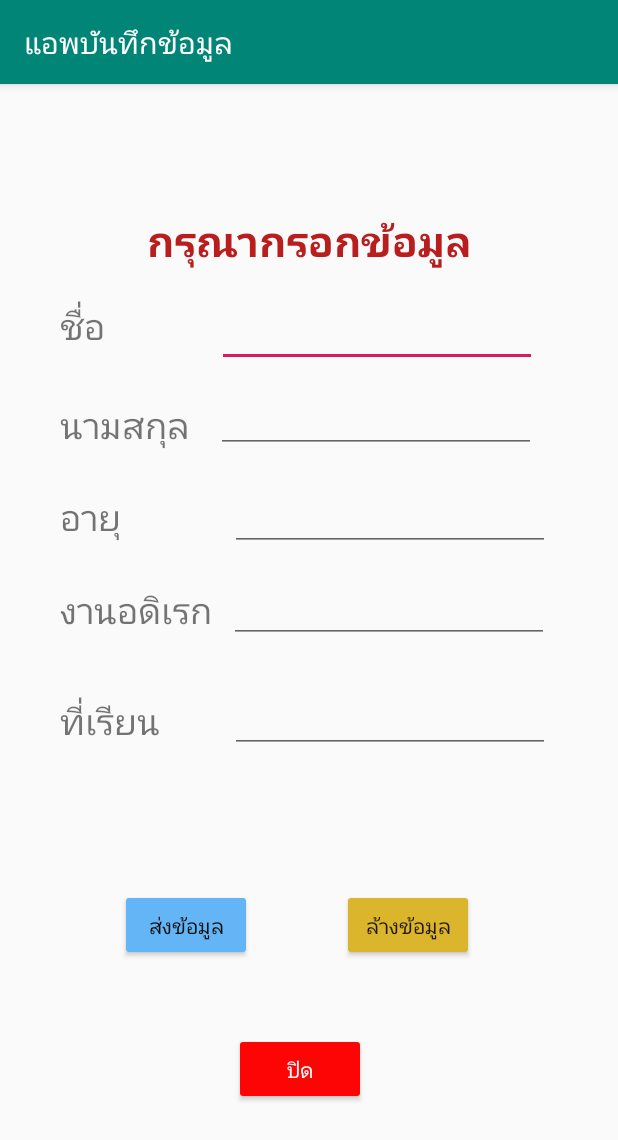
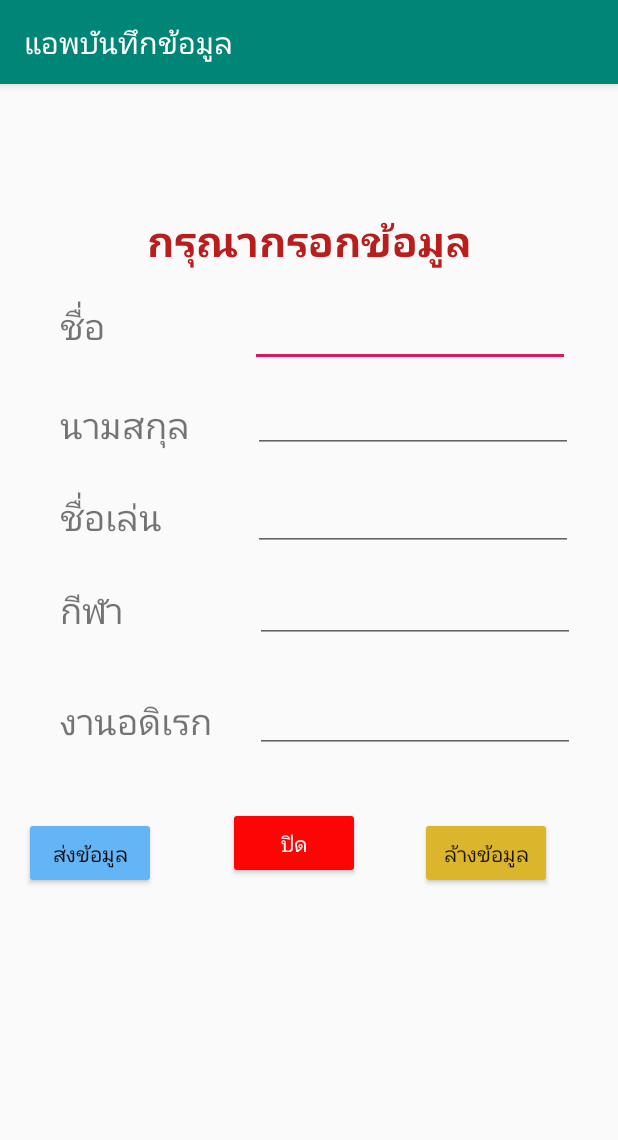
Before and after one commit to California1995/Sukitweek3, an Android app: the screen it shows after launch (MainActivity), after a tap on "ล้างข้อมูล", on a phone screen of 412 x 824 dp. Shown: the top 1140 px of the screen. Run offline under Robolectric (Android 15) with nearby library versions, the phone set to English and light mode, and no system bars.

Commit message:
patnareeWeek3

```diff
--- a/Chayuttapongweek3/app/src/main/java/com/example/chayuttapongweek3/MainActivity.kt
+++ b/Chayuttapongweek3/app/src/main/java/com/example/chayuttapongweek3/MainActivity.kt
@@ -9,9 +9,9 @@ class MainActivity : AppCompatActivity() {
 
     public final var TAG_FNAME = "FNAME"
     public final var TAG_LNAME = "LNAME"
-    public final var TAG_OLD = "OLD"
+    public final var TAG_NNAME = "NNAME"
+    public final var TAG_SP = "SP"
     public final var TAG_HB = "HB"
-    public final var TAG_ST = "ST"
 
     override fun onCreate(savedInstanceState: Bundle?) {
         super.onCreate(savedInstanceState)
@@ -23,20 +23,20 @@ class MainActivity : AppCompatActivity() {
             // ดึงค่าจากEdit Text
             var fname = et_fname.text.toString()
             var lname = et_lname.text.toString()
-            var old = et_old.text.toString()
+            var nname = et_nname.text.toString()
+            var sp = et_sp.text.toString()
             var hb = et_hb.text.toString()
-            var st = et_st.text.toString()
             // เรียกใช้ Method senderFun เพื่อ ฝากและ ส่งข้อมูล
-            senderFun(fname,lname,old,hb,st)
+            senderFun(fname,lname,nname,sp,hb)
 
         }
         btn_clear.setOnClickListener {
             //ล้างข้อมูล
             et_fname.setText("")
             et_lname.setText("")
-            et_old.setText("")
+            et_nname.setText("")
+            et_sp.setText("")
             et_hb.setText("")
-            et_st.setText("")
 
         }
         btn_close.setOnClickListener {
@@ -51,9 +51,9 @@ class MainActivity : AppCompatActivity() {
         //กำหนดข้อมูลและส่งข้อมูล (ชื่อของข้อมูล , ข้อมูล)
         goPageSecond.putExtra(TAG_FNAME,str1)
         goPageSecond.putExtra(TAG_LNAME,str2)
-        goPageSecond.putExtra(TAG_OLD,str3)
-        goPageSecond.putExtra(TAG_HB,str4)
-        goPageSecond.putExtra(TAG_ST,str5)
+        goPageSecond.putExtra(TAG_NNAME,str3)
+        goPageSecond.putExtra(TAG_SP,str4)
+        goPageSecond.putExtra(TAG_HB,str5)
         //เริ่มต้นเข้าสู่ Activity second
         startActivity(goPageSecond)
     }
--- a/Chayuttapongweek3/app/src/main/res/layout/activity_main.xml
+++ b/Chayuttapongweek3/app/src/main/res/layout/activity_main.xml
@@ -51,7 +51,7 @@
         android:ems="10"
         android:inputType="textPersonName"
         app:layout_constraintEnd_toEndOf="parent"
-        app:layout_constraintHorizontal_bias="0.725"
+        app:layout_constraintHorizontal_bias="1.0"
         app:layout_constraintStart_toEndOf="@+id/tv_fname"
         app:layout_constraintTop_toBottomOf="@+id/tv_header1" />
 
@@ -63,7 +63,7 @@
         android:ems="10"
         android:inputType="textPersonName"
         app:layout_constraintEnd_toEndOf="parent"
-        app:layout_constraintHorizontal_bias="0.215"
+        app:layout_constraintHorizontal_bias="0.565"
         app:layout_constraintStart_toEndOf="@+id/tv_lname"
         app:layout_constraintTop_toBottomOf="@+id/et_fname" />
 
@@ -71,19 +71,19 @@
         android:id="@+id/btn_sender"
         android:layout_width="wrap_content"
         android:layout_height="wrap_content"
-        android:layout_marginStart="80dp"
-        android:layout_marginTop="96dp"
+        android:layout_marginStart="16dp"
+        android:layout_marginTop="48dp"
         android:backgroundTint="#64B5F6"
         android:text="@string/btn_sender"
         android:textColor="#0F0C0C"
         app:layout_constraintStart_toStartOf="parent"
-        app:layout_constraintTop_toBottomOf="@+id/tv_study" />
+        app:layout_constraintTop_toBottomOf="@+id/tv_hobbieh" />
 
     <Button
         android:id="@+id/btn_clear"
         android:layout_width="wrap_content"
         android:layout_height="wrap_content"
-        android:layout_marginEnd="96dp"
+        android:layout_marginEnd="44dp"
         android:backgroundTint="#DBB52B"
         android:text="@string/btn_clear"
         app:layout_constraintEnd_toEndOf="parent"
@@ -93,70 +93,70 @@
         android:id="@+id/btn_close"
         android:layout_width="wrap_content"
         android:layout_height="wrap_content"
-        android:layout_marginTop="48dp"
-        android:layout_marginEnd="168dp"
+        android:layout_marginTop="36dp"
+        android:layout_marginEnd="172dp"
         android:backgroundTint="#FD0505"
         android:text="@string/btn_close"
         android:textColor="#FFFFFF"
         app:layout_constraintEnd_toEndOf="parent"
-        app:layout_constraintTop_toBottomOf="@+id/btn_clear" />
+        app:layout_constraintTop_toBottomOf="@+id/et_hb" />
 
     <TextView
-        android:id="@+id/tv_old"
+        android:id="@+id/tv_nname"
         android:layout_width="wrap_content"
         android:layout_height="wrap_content"
         android:layout_marginTop="24dp"
-        android:text="@string/tv_old"
+        android:text="@string/tv_nname"
         android:textSize="24sp"
         app:layout_constraintStart_toStartOf="@+id/tv_lname"
         app:layout_constraintTop_toBottomOf="@+id/tv_lname" />
 
     <TextView
-        android:id="@+id/tv_hobbies"
+        android:id="@+id/tv_sport"
         android:layout_width="wrap_content"
         android:layout_height="wrap_content"
         android:layout_marginTop="28dp"
-        android:text="@string/tv_hobbies"
+        android:text="@string/tv_sport"
         android:textSize="24sp"
-        app:layout_constraintStart_toStartOf="@+id/tv_old"
-        app:layout_constraintTop_toBottomOf="@+id/tv_old" />
+        app:layout_constraintStart_toStartOf="@+id/tv_nname"
+        app:layout_constraintTop_toBottomOf="@+id/tv_nname" />
 
     <TextView
-        android:id="@+id/tv_study"
+        android:id="@+id/tv_hobbieh"
         android:layout_width="wrap_content"
         android:layout_height="wrap_content"
         android:layout_marginTop="40dp"
-        android:text="@string/tv_study"
+        android:text="@string/tv_hobbieh"
         android:textSize="24sp"
-        app:layout_constraintStart_toStartOf="@+id/tv_hobbies"
-        app:layout_constraintTop_toBottomOf="@+id/tv_hobbies" />
+        app:layout_constraintStart_toStartOf="@+id/tv_sport"
+        app:layout_constraintTop_toBottomOf="@+id/tv_sport" />
 
     <EditText
-        android:id="@+id/et_old"
+        android:id="@+id/et_nname"
         android:layout_width="wrap_content"
         android:layout_height="wrap_content"
         android:layout_marginTop="20dp"
         android:ems="10"
         android:inputType="textPersonName"
         app:layout_constraintEnd_toEndOf="parent"
-        app:layout_constraintHorizontal_bias="0.614"
-        app:layout_constraintStart_toEndOf="@+id/tv_old"
+        app:layout_constraintHorizontal_bias="0.67"
+        app:layout_constraintStart_toEndOf="@+id/tv_nname"
         app:layout_constraintTop_toBottomOf="@+id/et_lname" />
 
     <EditText
-        android:id="@+id/et_hb"
+        android:id="@+id/et_sp"
         android:layout_width="wrap_content"
         android:layout_height="wrap_content"
         android:layout_marginTop="16dp"
         android:ems="10"
         android:inputType="textPersonName"
         app:layout_constraintEnd_toEndOf="parent"
-        app:layout_constraintHorizontal_bias="0.196"
-        app:layout_constraintStart_toEndOf="@+id/tv_hobbies"
-        app:layout_constraintTop_toBottomOf="@+id/et_old" />
+        app:layout_constraintHorizontal_bias="0.756"
+        app:layout_constraintStart_toEndOf="@+id/tv_sport"
+        app:layout_constraintTop_toBottomOf="@+id/et_nname" />
 
     <EditText
-        android:id="@+id/et_st"
+        android:id="@+id/et_hb"
         android:layout_width="wrap_content"
         android:layout_height="wrap_content"
         android:layout_marginTop="28dp"
@@ -164,6 +164,6 @@
         android:inputType="textPersonName"
         app:layout_constraintEnd_toEndOf="parent"
         app:layout_constraintHorizontal_bias="0.505"
-        app:layout_constraintStart_toEndOf="@+id/tv_study"
-        app:layout_constraintTop_toBottomOf="@+id/et_hb" />
+        app:layout_constraintStart_toEndOf="@+id/tv_hobbieh"
+        app:layout_constraintTop_toBottomOf="@+id/et_sp" />
 </androidx.constraintlayout.widget.ConstraintLayout>
--- a/Chayuttapongweek3/app/src/main/res/values/strings.xml
+++ b/Chayuttapongweek3/app/src/main/res/values/strings.xml
@@ -4,9 +4,9 @@
     <string name="tv_header1">กรุณากรอกข้อมูล</string>
     <string name="tv_fname">ชื่อ</string>
     <string name="tv_lname">นามสกุล</string>
-    <string name="tv_old">อายุ</string>
-    <string name="tv_hobbies">งานอดิเรก</string>
-    <string name="tv_study">ที่เรียน</string>
+    <string name="tv_nname">ชื่อเล่น</string>
+    <string name="tv_sport">กีฬา</string>
+    <string name="tv_hobbieh">งานอดิเรก</string>
     <string name="btn_sender">ส่งข้อมูล</string>
     <string name="btn_clear">ล้างข้อมูล</string>
     <string name="btn_close">ปิด</string>
```
Also changed, not shown: Chayuttapongweek3/app/src/main/java/com/example/chayuttapongweek3/SecoundAcitivity.kt (+4 -4 lines), Chayuttapongweek3/app/src/main/res/layout/acitivity_second.xml (+14 -12 lines).
